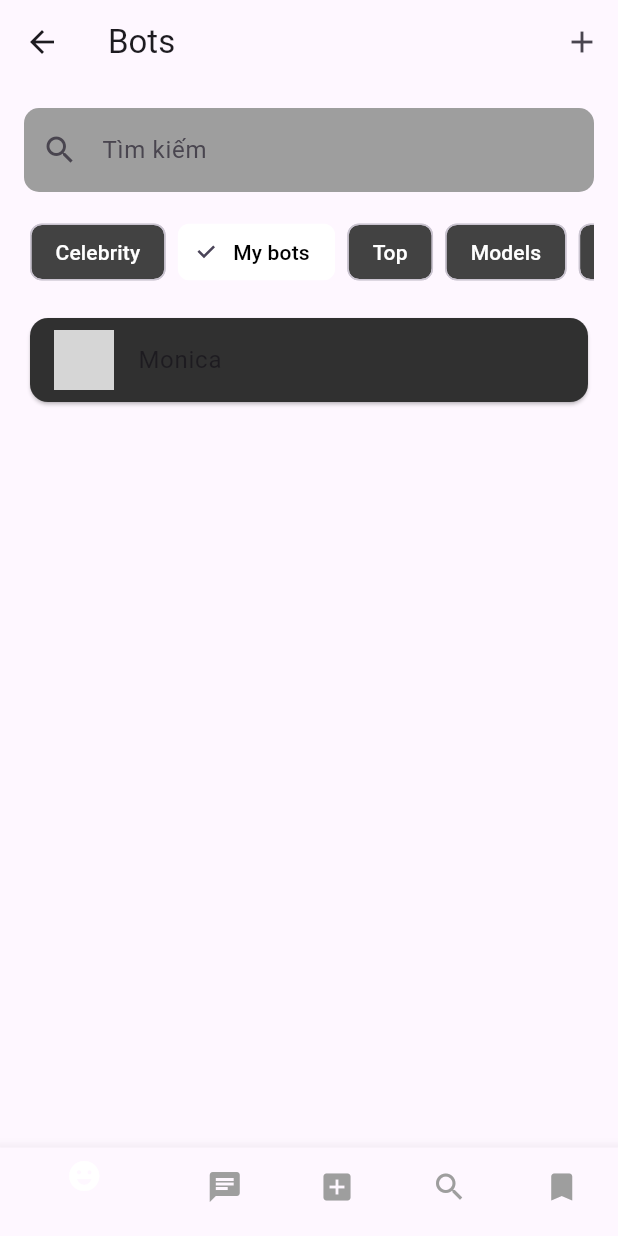
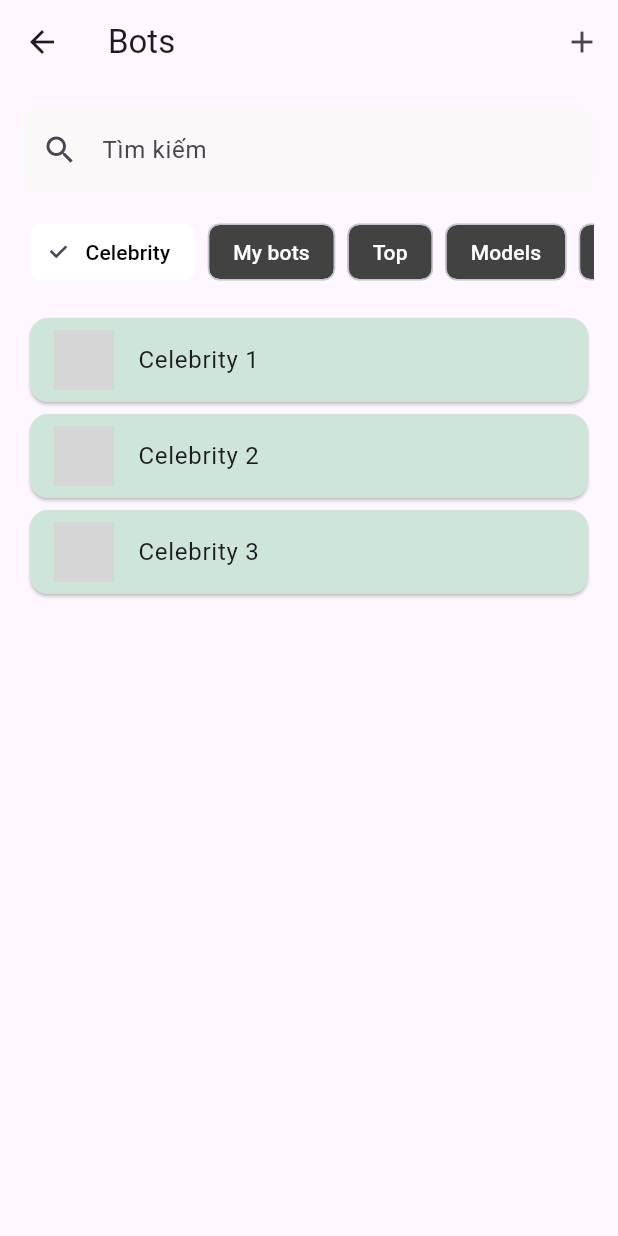
Before and after one commit to chaukietck25/Knowledge-based-BOT, a Flutter app: the SearchScreen screen opened directly, after a tap on "Celebrity", on a phone screen of 412 x 824 dp. Run offline on Flutter 3.47's test engine with Material 3 defaults, Android fonts, the phone set to English and light mode, and no system bars; grey boxes are pictures that could not be loaded.

Commit message:
update search screeen

```diff
--- a/lib/main.dart
+++ b/lib/main.dart
@@ -1,6 +1,6 @@
 // main.dart
 import 'package:flutter/material.dart';
-import 'views/prompt_library_screen.dart';
+import 'views/chatpdf_trans_createimg_screen.dart';
 
 void main() {
   runApp(const MyApp());
@@ -12,7 +12,7 @@ class MyApp extends StatelessWidget {
   @override
   Widget build(BuildContext context) {
     return const MaterialApp(
-      home: PromptLibraryScreen(),
+      home: ChatPdfTransCreateImgScreen(),
     );
   }
 }
--- a/lib/views/search_screen.dart
+++ b/lib/views/search_screen.dart
@@ -1,7 +1,46 @@
 import 'package:flutter/material.dart';
 
-class SearchScreen extends StatelessWidget {
+class SearchScreen extends StatefulWidget {
   const SearchScreen({super.key});
+
+  @override
+  _SearchScreenState createState() => _SearchScreenState();
+}
+
+class _SearchScreenState extends State<SearchScreen> {
+  int _selectedIndex = 0;
+  List<Map<String, String>> _items = [];
+
+  @override
+  void initState() {
+    super.initState();
+    _fetchData();
+  }
+
+  Future<void> _fetchData() async {
+    // Simulate fetching data from an API
+    await Future.delayed(Duration(seconds: 2));
+    setState(() {
+      _items = [
+        {'title': 'Celebrity 1', 'image': 'assets/celebrity1.png'},
+        {'title': 'Celebrity 2', 'image': 'assets/celebrity2.png'},
+        {'title': 'Celebrity 3', 'image': 'assets/celebrity3.png'},
+        // Add more items as needed
+      ];
+    });
+  }
+
+  void _onItemTapped(int index) {
+    setState(() {
+      _selectedIndex = index;
+    });
+  }
+
+  void _onChipSelected(int index) {
+    setState(() {
+      _selectedIndex = index;
+    });
+  }
 
   @override
   Widget build(BuildContext context) {
@@ -26,7 +65,7 @@ class SearchScreen extends StatelessWidget {
                 hintText: 'Tìm kiếm',
                 prefixIcon: Icon(Icons.search),
                 filled: true,
-                fillColor: Colors.grey,
+                fillColor: Color.fromARGB(255, 250, 248, 248),
                 border: OutlineInputBorder(
                   borderRadius: BorderRadius.all(Radius.circular(10)),
                   borderSide: BorderSide.none,
@@ -38,81 +77,66 @@ class SearchScreen extends StatelessWidget {
               scrollDirection: Axis.horizontal,
               child: Row(
                 children: [
-                  buildCategoryChip('Celebrity'),
-                  buildCategoryChip('My bots', isSelected: true),
-                  buildCategoryChip('Top'),
-                  buildCategoryChip('Models'),
-                  buildCategoryChip('Pro'),
+                  buildCategoryChip('Celebrity', 0),
+                  buildCategoryChip('My bots', 1),
+                  buildCategoryChip('Top', 2),
+                  buildCategoryChip('Models', 3),
+                  buildCategoryChip('Pro', 4),
                 ],
               ),
             ),
             const SizedBox(height: 16),
             Expanded(
-              child: ListView(
-                children: [
-                  buildBotListItem(),
-                ],
+              child: Center(
+                child: _buildContent(),
               ),
             ),
           ],
         ),
       ),
-      bottomNavigationBar: BottomNavigationBar(
-        backgroundColor: Colors.black,
-        selectedItemColor: Colors.white,
-        unselectedItemColor: Colors.grey,
-        items: const [
-          BottomNavigationBarItem(
-            icon: Icon(Icons.emoji_emotions),
-            label: '',
-          ),
-          BottomNavigationBarItem(
-            icon: Icon(Icons.chat),
-            label: '',
-          ),
-          BottomNavigationBarItem(
-            icon: Icon(Icons.add_box),
-            label: '',
-          ),
-          BottomNavigationBarItem(
-            icon: Icon(Icons.search),
-            label: '',
-          ),
-          BottomNavigationBarItem(
-            icon: Icon(Icons.bookmark),
-            label: '',
-          ),
-        ],
-      ),
     );
   }
 
-  Widget buildCategoryChip(String label, {bool isSelected = false}) {
+  Widget _buildContent() {
+    if (_items.isEmpty) {
+      return CircularProgressIndicator();
+    }
+
+    return ListView.builder(
+      itemCount: _items.length,
+      itemBuilder: (context, index) {
+        final item = _items[index];
+        return buildListItem(item['title']!, item['image']!);
+      },
+    );
+  }
+
+  Widget buildCategoryChip(String label, int index) {
     return Padding(
       padding: const EdgeInsets.symmetric(horizontal: 4.0),
       child: ChoiceChip(
         label: Text(label),
-        selected: isSelected,
+        selected: _selectedIndex == index,
         onSelected: (bool selected) {
-          // Hành động khi nhấn vào chip
+          _onChipSelected(index);
         },
         backgroundColor: Colors.grey[800],
         selectedColor: Colors.white,
         labelStyle: TextStyle(
-          color: isSelected ? Colors.black : Colors.white,
+          color: _selectedIndex == index ? Colors.black : Colors.white,
         ),
       ),
     );
   }
 
-  Widget buildBotListItem() {
+  Widget buildListItem(String title, String imagePath) {
     return Card(
-      color: Colors.grey[850],
+      color: const Color.fromARGB(255, 206, 230, 218),
       child: ListTile(
-        leading: const CircleAvatar(
-          backgroundImage: AssetImage('assets/monica.png'), // Thay bằng đường dẫn hình ảnh của bạn
+        leading: CircleAvatar(
+          backgroundImage: AssetImage(imagePath),
         ),
-        title: const Text('Monica'),
+        title: Text(title),
         onTap: () {
           // Hành động khi nhấn vào item
         },
```
